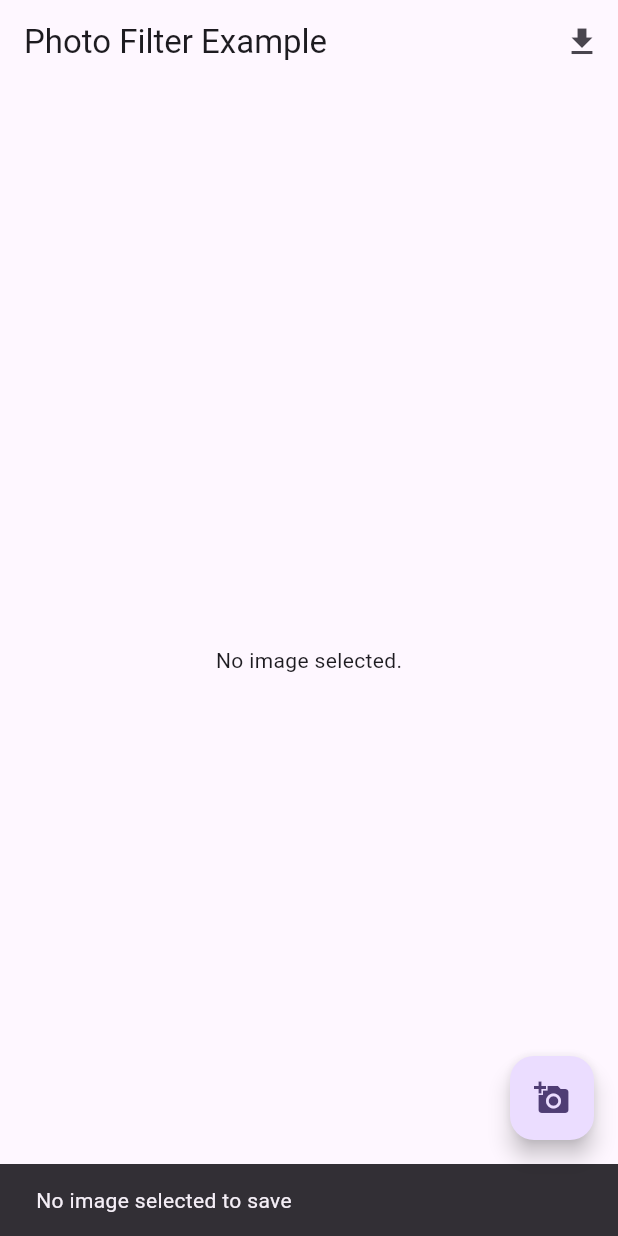
After one commit to JAYDEEPAD/ai_remover_background, a Flutter app: the screen it shows after launch, after a tap on the "download" icon, on a phone screen of 412 x 824 dp. The commit adds this screen. Run offline on Flutter 3.47's test engine with Material 3 defaults, Android fonts, the phone set to English and light mode, and no system bars; our stand-ins replace image_cropper, image_picker; missing offline and left inert: before_after, photofilters; network calls fail.

Commit message:
photo editing image

```diff
--- a/lib/api.dart
+++ b/lib/api.dart
@@ -23,7 +23,7 @@ class Api {
       if (response.statusCode == 200) {
         final Map<String, dynamic> responseData = json.decode(response.body);
         // Assuming the response contains the image data as a base64 string
-        String imageData = responseData['image_data'];
+        String imageData = responseData['image_url'];
         return base64.decode(imageData);
       } else {
         throw Exception('Failed to remove background: ${response.statusCode}');
--- a/lib/main.dart
+++ b/lib/main.dart
@@ -1,6 +1,12 @@
+import 'package:ai_remover_background/adjustinghue_screen.dart';
+import 'package:ai_remover_background/brightness_screen.dart';
+import 'package:ai_remover_background/crop_image.dart';
 import 'package:ai_remover_background/home_screen.dart';
+import 'package:ai_remover_background/photofilter_screen.dart';
+import 'package:ai_remover_background/pickimage_cropper.dart';
 import 'package:ai_remover_background/second_home.dart';
 import 'package:flutter/material.dart';
+import 'package:image_picker/image_picker.dart';
 
 void main() {
   runApp(const MyApp());
@@ -33,7 +39,7 @@ class MyApp extends StatelessWidget {
         colorScheme: ColorScheme.fromSeed(seedColor: Colors.deepPurple),
         useMaterial3: true,
       ),
-      home: SecondHome(),
+      home: PhotoFilter()
     );
   }
 }
--- /dev/null
+++ b/lib/photofilter_screen.dart
@@ -0,0 +1,130 @@
+import 'package:flutter/material.dart';
+import 'package:image_picker/image_picker.dart';
+import 'package:photofilters/photofilters.dart';
+import 'dart:async';
+import 'dart:io';
+import 'package:path/path.dart';
+import 'package:image/image.dart' as img;
+import 'package:path_provider/path_provider.dart';
+
+void main() => runApp(
+  MaterialApp(
+    debugShowCheckedModeBanner: false,
+    home: PhotoFilter(),
+  ),
+);
+
+class PhotoFilter extends StatefulWidget {
+  const PhotoFilter({Key? key}) : super(key: key);
+
+  @override
+  State<PhotoFilter> createState() => _PhotoFilterState();
+}
+
+class _PhotoFilterState extends State<PhotoFilter> {
+  String? fileName;
+  final picker = ImagePicker();
+  File? selectedImage;
+
+  Future<void> getImage(BuildContext context) async {
+    final pickedFile = await picker.pickImage(source: ImageSource.gallery);
+    if (pickedFile != null) {
+      selectedImage = File(pickedFile.path);
+      fileName = basename(selectedImage!.path);
+      var image = img.decodeImage(await selectedImage!.readAsBytes());
+      image = img.copyResize(image!, width: 600);
+      var imageFile = await Navigator.push(
+        context,
+        MaterialPageRoute(
+          builder: (context) => PhotoFilterSelector(
+            title: const Text("Photo Filter Example"),
+            image: image!,
+            filters: presetFiltersList,
+            filename: fileName!,
+            loader: const Center(child: CircularProgressIndicator()),
+            fit: BoxFit.contain,
+          ),
+        ),
+      );
+
+      if (imageFile != null && imageFile.containsKey('image_filtered')) {
+        setState(() {
+          selectedImage = imageFile['image_filtered'];
+        });
+      }
+    }
+  }
+
+  Future<void> saveImage(BuildContext context) async {
+    if (selectedImage != null) {
+      final savedFile = await saveImageToDevice(selectedImage!);
+      if (savedFile != null) {
+        ScaffoldMessenger.of(context).showSnackBar(
+          SnackBar(
+            content: Text('Image saved to Gallery'),
+            duration: const Duration(seconds: 2),
+          ),
+        );
+      } else {
+        ScaffoldMessenger.of(context).showSnackBar(
+          SnackBar(
+            content: Text('Failed to save image'),
+            duration: const Duration(seconds: 2),
+          ),
+        );
+      }
+    } else {
+      ScaffoldMessenger.of(context).showSnackBar(
+        SnackBar(
+          content: Text('No image selected to save'),
+          duration: const Duration(seconds: 2),
+        ),
+      );
+    }
+  }
+
+  Future<File?> saveImageToDevice(File imageFile) async {
+    try {
+      final appDir = await getExternalStorageDirectory();
+      final savePath = appDir!.path;
+      print(savePath);
+      final fileName = basename(imageFile.path);
+      final File newFile = await imageFile.copy('$savePath/$fileName');
+      print(newFile);
+      return newFile;
+    } catch (e) {
+      print('Error saving image: $e');
+      return null;
+    }
+  }
+
+
+  @override
+  Widget build(BuildContext context) {
+    return Scaffold(
+      appBar: AppBar(
+        title: const Text('Photo Filter Example'),
+        actions: [
+          IconButton(
+            onPressed: () => saveImage(context),
+            icon: Icon(Icons.download),
+          ),
+        ],
+      ),
+      body: Center(
+        child: Container(
+          child: selectedImage == null
+              ? const Center(
+            child: Text('No image selected.'),
+          )
+              : Image.file(File(selectedImage!.path)),
+        ),
+      ),
+      floatingActionButton: FloatingActionButton(
+        onPressed: () => getImage(context),
+        tooltip: 'Pick Image',
+        child: const Icon(Icons.add_a_photo),
+      ),
+    );
+  }
+}
--- a/pubspec.yaml
+++ b/pubspec.yaml
@@ -42,6 +42,10 @@ dependencies:
   permission_handler: ^11.3.0
   path_provider: ^2.1.2
   before_after_image_slider_nullsafty: ^1.0.1
+  image_cropper:
+  image: ^3.0.1
+  photofilters:
+  image_gallery_saver: ^2.0.3
 
 dev_dependencies:
   flutter_test:
```
Also changed, not shown: lib/adjustinghue_screen.dart (added, +112 -0 lines), lib/brightness_screen.dart (added, +113 -0 lines), lib/crop_image.dart (added, +50 -0 lines), lib/pickimage_cropper.dart (added, +129 -0 lines), lib/second_home.dart (+31 -26 lines), assets/image/Amitabh.jpeg (added), pubspec.lock, 3 other files.
